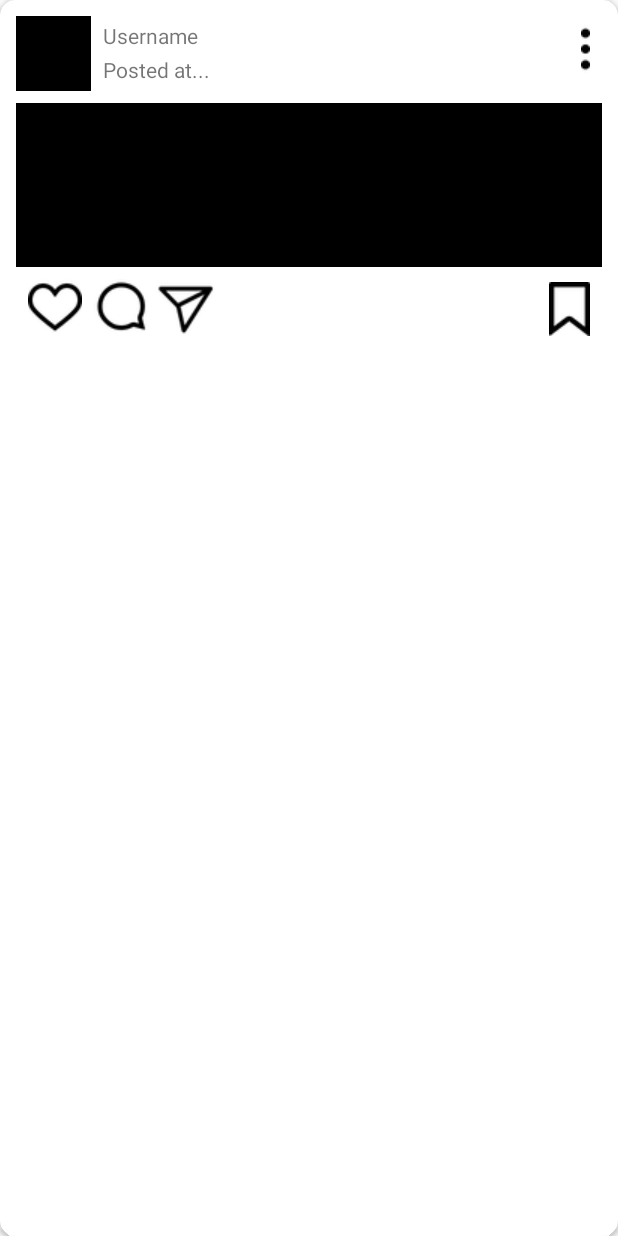
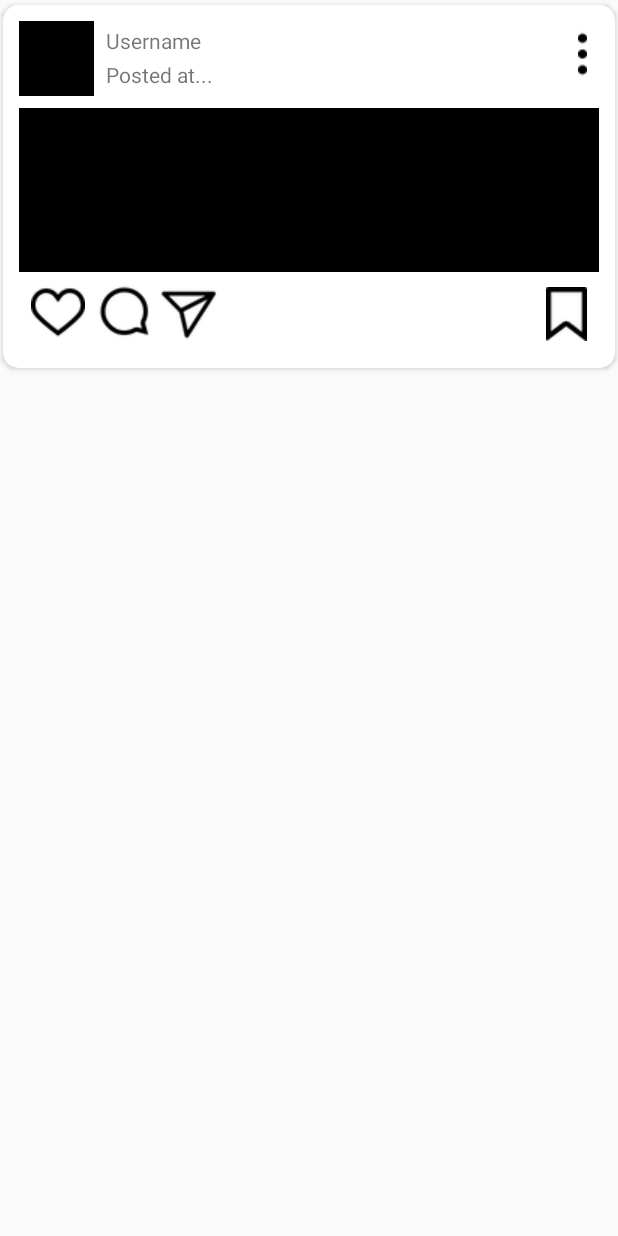
Before and after one commit to mangotapioca13/Instagram_parse, an Android app: the layout item_post.xml on its own in the app's theme, with its tools: preview values and no code run, on a phone screen of 412 x 824 dp. Run offline under Robolectric (Android 15) with nearby library versions, the phone set to English and light mode, and no system bars.

```diff
--- a/app/src/main/java/com/example/instagram/model/Post.java
+++ b/app/src/main/java/com/example/instagram/model/Post.java
@@ -9,6 +9,7 @@ import com.parse.ParseUser;
 public class Post extends ParseObject {
 
     public static final String KEY_DESCRIPTION = "description";
+    public static final String KEY_TIMESTAMP = "createdAt";
     public static final String KEY_IMAGE = "image";
     public static final String KEY_USER = "user";
 
--- a/app/src/main/res/layout/item_post.xml
+++ b/app/src/main/res/layout/item_post.xml
@@ -2,13 +2,15 @@
 <android.support.v7.widget.CardView
     xmlns:card_view="http://schemas.android.com/apk/res-auto"
     xmlns:android="http://schemas.android.com/apk/res/android"
+    xmlns:tools="http://schemas.android.com/tools"
     android:layout_width="match_parent"
-    android:layout_height="match_parent"
-    xmlns:tools="http://schemas.android.com/tools"
+    android:layout_height="wrap_content"
     android:foreground="?android:attr/selectableItemBackground"
     android:clickable="true"
     card_view:cardBackgroundColor="#FFFFFF"
-    card_view:cardCornerRadius="10dp">
+    card_view:cardCornerRadius="10dp"
+    card_view:cardPreventCornerOverlap="false"
+    card_view:cardUseCompatPadding="true" >
 
     <android.support.constraint.ConstraintLayout
         android:layout_width="match_parent"
```
Also changed, not shown: app/src/main/java/com/example/instagram/HomeActivity.java (+21 -8 lines), app/src/main/java/com/example/instagram/PostAdapter.java (added, +72 -0 lines).
